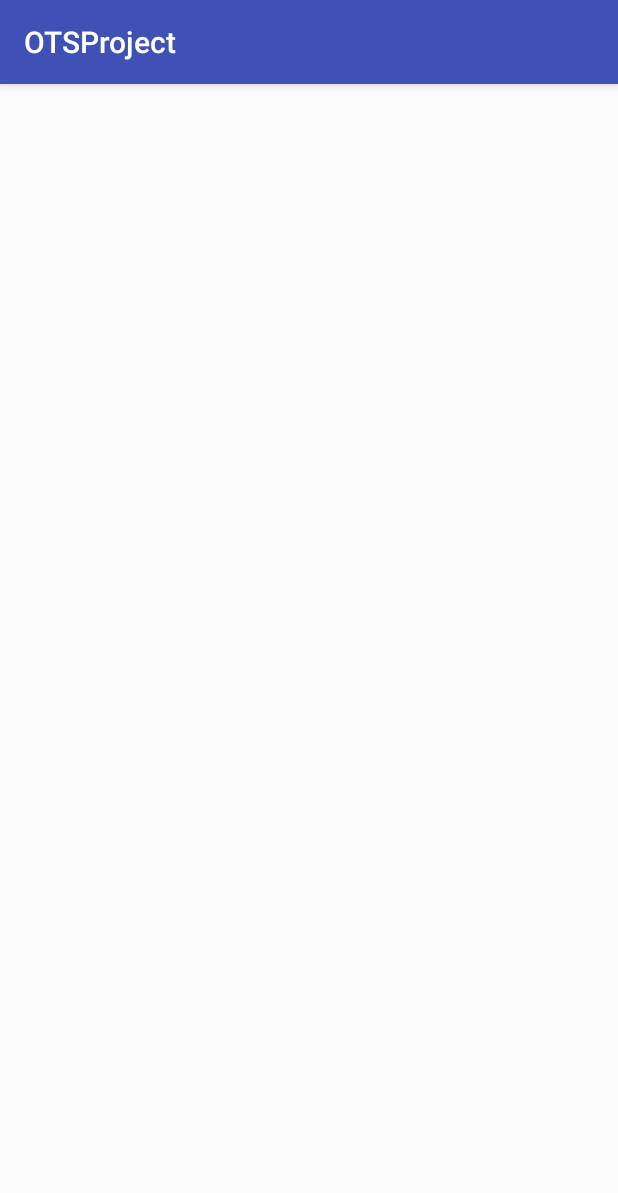
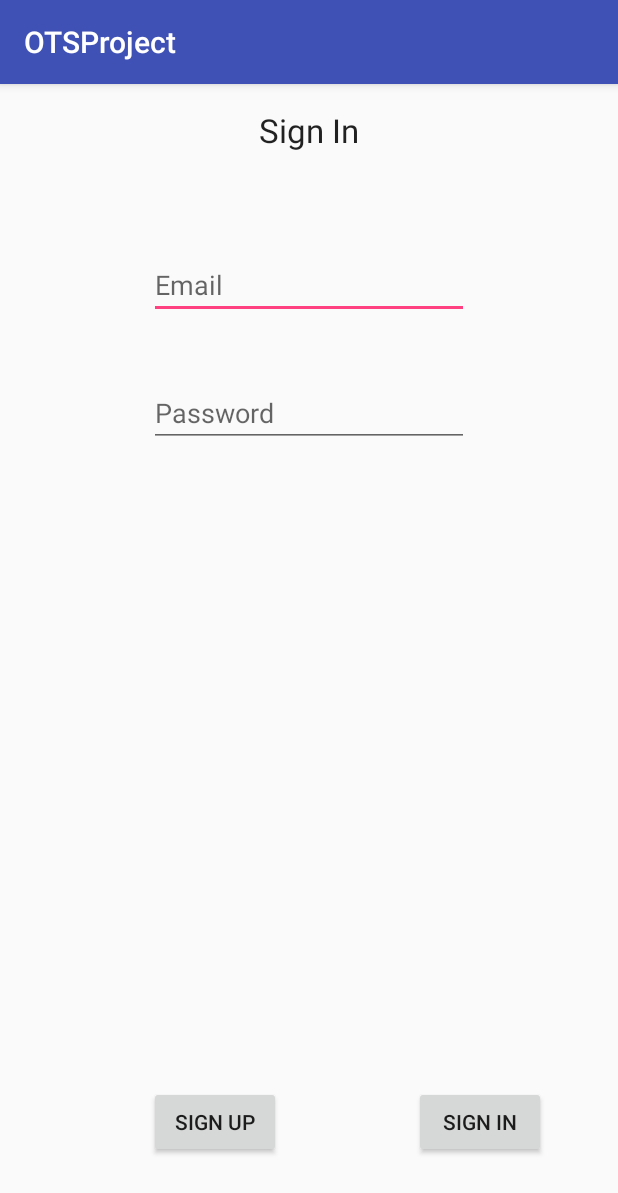
Before and after one commit to DimaGirya/OTSProject, an Android app: the SignInActivityManager screen opened directly, with no data from a screen before it, on a phone screen of 412 x 824 dp. Shown: the top 1193 px of the screen. Run offline under Robolectric (Android 15) with nearby library versions, the phone set to English and light mode, and no system bars.

Commit message:
signInActvityManager created

```diff
--- a/app/src/main/java/dima/liza/mobile/shenkar/com/otsproject/SignInActivityManager.java
+++ b/app/src/main/java/dima/liza/mobile/shenkar/com/otsproject/SignInActivityManager.java
@@ -1,7 +1,9 @@
 package dima.liza.mobile.shenkar.com.otsproject;
 
+import android.content.Intent;
 import android.support.v7.app.AppCompatActivity;
 import android.os.Bundle;
+import android.view.View;
 
 public class SignInActivityManager extends AppCompatActivity {
 
@@ -10,4 +12,9 @@ public class SignInActivityManager extends AppCompatActivity {
         super.onCreate(savedInstanceState);
         setContentView(R.layout.activity_sign_in_activity_manager);
     }
+
+    public void onClickGotoSignUp(View view) {
+        Intent intent = new Intent(this, SignUpActivityManager.class);
+        startActivity(intent);
+    }
 }
--- a/app/src/main/java/dima/liza/mobile/shenkar/com/otsproject/SignUpActivityManager.java
+++ b/app/src/main/java/dima/liza/mobile/shenkar/com/otsproject/SignUpActivityManager.java
@@ -43,6 +43,9 @@ public class SignUpActivityManager extends AppCompatActivity {
         }
         String phoneNumber = editTextPhone.getText().toString();
         // todo liza: check if telephone number valid
+        if (phoneNumber.length() > 10 | phoneNumber.length() < 8) {
+            Toast.makeText(this, "Invalid phone number", Toast.LENGTH_LONG).show();
+        }
         AuthorizationLocal authorizationLocal = new AuthorizationLocal();
         if(authorizationLocal.signUp(email,password,phoneNumber)){
 
--- a/app/src/main/res/layout/activity_sign_in_activity_manager.xml
+++ b/app/src/main/res/layout/activity_sign_in_activity_manager.xml
@@ -7,4 +7,58 @@
     android:paddingBottom="@dimen/activity_vertical_margin"
     tools:context="dima.liza.mobile.shenkar.com.otsproject.SignInActivityManager">
 
+    <EditText
+        android:layout_width="wrap_content"
+        android:layout_height="wrap_content"
+        android:inputType="textEmailAddress"
+        android:ems="10"
+        android:id="@+id/managerSignInEmail"
+        android:layout_alignParentTop="true"
+        android:layout_centerHorizontal="true"
+        android:layout_marginTop="95dp"
+        android:hint="@string/hintEmail" />
+
+    <EditText
+        android:layout_width="wrap_content"
+        android:layout_height="wrap_content"
+        android:inputType="textPassword"
+        android:ems="10"
+        android:id="@+id/managerSignInPassword"
+        android:layout_below="@+id/managerSignInEmail"
+        android:layout_alignLeft="@+id/managerSignInEmail"
+        android:layout_alignStart="@+id/managerSignInEmail"
+        android:layout_marginTop="40dp"
+        android:hint="@string/hintPassword" />
+
+    <Button
+        android:layout_width="wrap_content"
+        android:layout_height="wrap_content"
+        android:text="@string/signIn"
+        android:id="@+id/signIn"
+        android:layout_alignParentBottom="true"
+        android:layout_alignParentRight="true"
+        android:layout_alignParentEnd="true"
+        android:layout_marginRight="32dp"
+        android:layout_marginEnd="32dp"
+        android:layout_marginBottom="36dp" />
+
+    <Button
+        android:layout_width="wrap_content"
+        android:layout_height="wrap_content"
+        android:text="@string/signUpButton"
+        android:id="@+id/goToSignUp"
+        android:layout_alignBottom="@+id/signIn"
+        android:layout_alignLeft="@+id/managerSignInPassword"
+        android:layout_alignStart="@+id/managerSignInPassword"
+        android:onClick="onClickGotoSignUp"
+        />
+
+    <TextView
+        android:layout_width="wrap_content"
+        android:layout_height="wrap_content"
+        android:textAppearance="?android:attr/textAppearanceLarge"
+        android:id="@+id/textView2"
+        android:layout_alignParentTop="true"
+        android:layout_centerHorizontal="true"
+        android:text="@string/SignInText" />
 </RelativeLayout>
--- a/app/src/main/res/values/strings.xml
+++ b/app/src/main/res/values/strings.xml
@@ -4,6 +4,7 @@
     <string name="signIn">Sign In</string>
     <string name="signUpTheme">Sign Up manager</string>
     <string name="hintPassword">Password</string>
-    <string name="hinEmail">Email</string>
+    <string name="hintEmail">Email</string>
     <string name="hintPhone">Phone number</string>
+    <string name="SignInText">Sign In</string>
 </resources>
```
